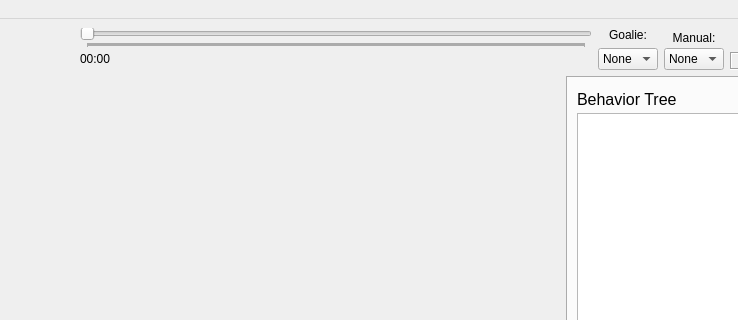
The window that soccer/ui/MainWindow.ui (RoboJackets/robocup-software) describes before a commit, drawn with Qt 5; both pictures show x 356 to 1094 and y 0 to 320 of the 1331 by 827 pixel window.
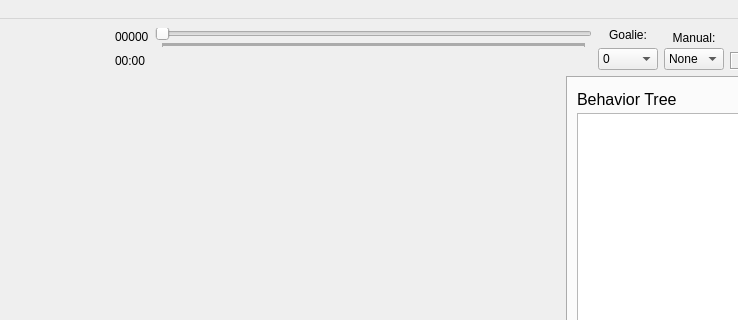
The same window after the commit. Icons and pictures are not drawn. Custom widgets are drawn as their Qt base class.

Commit message: Change UI to add Frame numbers, colors on the pause button, default goalie to 0, and keyboard shortcuts to most controls

The edit to the form file:
```diff
--- a/soccer/ui/MainWindow.ui
+++ b/soccer/ui/MainWindow.ui
@@ -298,6 +298,30 @@
         </layout>
        </widget>
       </item>
+      <item>
+       <layout class="QVBoxLayout" name="verticalLayout_13">
+        <item>
+         <widget class="QLabel" name="frameNumLabel">
+          <property name="text">
+           <string>00000</string>
+          </property>
+          <property name="font">
+           <string>monospace</string>
+          </property>
+         </widget>
+        </item>
+        <item>
+         <widget class="QLabel" name="logTime">
+          <property name="text">
+           <string>00:00</string>
+          </property>
+          <property name="font">
+           <string>monospace</string>
+          </property>
+         </widget>
+        </item>
+       </layout>
+      </item>
       <item>
        <widget class="QFrame" name="logControls">
         <layout class="QVBoxLayout" name="verticalLayout_4">
@@ -346,26 +370,6 @@
            <property name="spacing">
             <number>0</number>
            </property>
-           <item>
-            <widget class="QLabel" name="logTime">
-             <property name="text">
-              <string>00:00</string>
-             </property>
-            </widget>
-           </item>
-           <item>
-            <spacer name="horizontalSpacer">
-             <property name="orientation">
-              <enum>Qt::Horizontal</enum>
-             </property>
-             <property name="sizeHint" stdset="0">
-              <size>
-               <width>40</width>
-               <height>20</height>
-              </size>
-             </property>
-            </spacer>
-           </item>
            <item>
             <widget class="QPushButton" name="logPlaybackRewind">
              <property name="toolTip">
@@ -437,6 +441,12 @@
              <property name="toolTip">
               <string>Pause log playback</string>
              </property>
+             <property name="autoFillBackground">
+              <bool>false</bool>
+             </property>
+             <property name="styleSheet">
+              <string notr="true">background-color: red</string>
+             </property>
              <property name="icon">
               <iconset resource="main_icons.qrc">
                <normaloff>:/icons/pause.svg</normaloff>:/icons/pause.svg</iconset>
@@ -554,19 +564,6 @@
              </property>
             </widget>
            </item>
-           <item>
-            <spacer name="horizontalSpacer_2">
-             <property name="orientation">
-              <enum>Qt::Horizontal</enum>
-             </property>
-             <property name="sizeHint" stdset="0">
-              <size>
-               <width>40</width>
-               <height>20</height>
-              </size>
-             </property>
-            </spacer>
-           </item>
           </layout>
          </item>
         </layout>
@@ -586,6 +583,9 @@
         </item>
         <item>
          <widget class="QComboBox" name="goalieID">
+          <property name="currentIndex">
+           <number>1</number>
+          </property>
           <item>
            <property name="text">
             <string>None</string>
```
Left out of the diff: 34 changed lines with no effect on the pictures.
